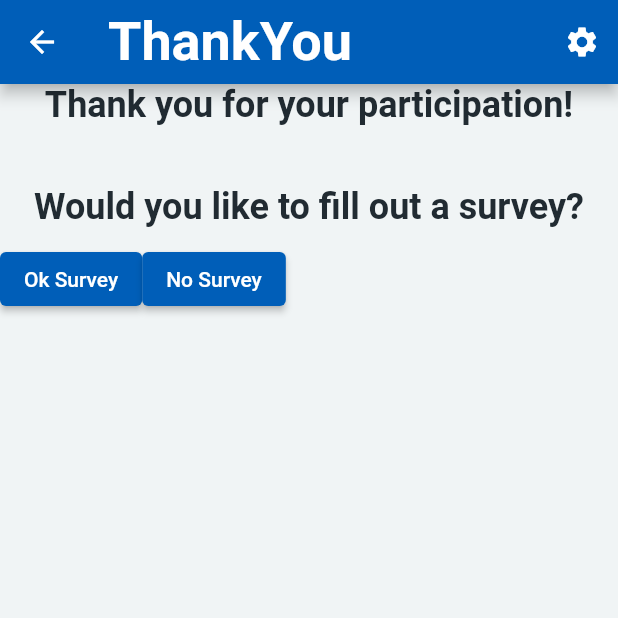
After one commit to MedicalEase/medical_consent_app, a Flutter app: the ThankYouView screen opened by its route, after a tap on "Ok Survey", on a phone screen of 412 x 824 dp, the top half of it. The commit adds this screen. Run offline on Flutter 3.47's test engine with Material 2 defaults, Android fonts, the phone set to English and light mode, and no system bars; our stand-ins replace get_it, i18n_extension, video_player; missing offline and left inert: dart:html; generated files the repository leaves out were written again; Roboto replaces fonts that are missing (Frutiger).

```diff
--- a/consent_app/consent_app/lib/src/app.dart
+++ b/consent_app/consent_app/lib/src/app.dart
@@ -1,6 +1,7 @@
 import 'package:consent_app/src/language_chooser_feature/language_item_list_view.dart';
 import 'package:consent_app/src/procedure_chooser_feature/procedure_item_list_view.dart';
 import 'package:consent_app/src/summary_feature/summary_view.dart';
+import 'package:consent_app/src/thank_you/thank_you.dart';
 import 'package:consent_app/src/video_player_feature/video_item_dataclass.dart';
 import 'package:flutter/material.dart';
 import 'package:flutter_gen/gen_l10n/app_localizations.dart';
@@ -109,7 +110,9 @@ class MyApp extends StatelessWidget {
                   case SettingsView.routeName:
                     return SettingsView(controller: settingsController);
                   case SummaryView.routeName:
-                    return SummaryView();
+                    return const SummaryView();
+                    case ThankYouView.routeName:
+                    return const ThankYouView();
                   case VideoItemDetailsView.routeName:
                     final value = routeSettings.arguments as int;
                     print('VideoItemDetailsView.routeName value: $value');
--- /dev/null
+++ b/consent_app/consent_app/lib/src/thank_you/thank_you.dart
@@ -0,0 +1,61 @@
+import 'package:consent_app/src/procedure_chooser_feature/procedure_item_list_view.dart';
+import 'package:consent_app/src/procedure_chooser_feature/procedure_item_list_view.i18n.dart';
+import 'package:consent_app/src/summary_feature/summary_view.dart';
+import 'package:flutter/material.dart';
+
+import '../../main.dart';
+import '../settings/settings_view.dart';
+import '../video_player_feature/video_item_list_view.dart';
+
+class ThankYouView extends StatelessWidget {
+  const ThankYouView({super.key});
+
+  static const routeName = '/thankyou';
+
+  @override
+  Widget build(BuildContext context) {
+    Store store = locator<Store>();
+    return Scaffold(
+        appBar: AppBar(
+          title: Text('ThankYou'.i18n),
+          actions: [
+            IconButton(
+              icon: const Icon(Icons.settings),
+              onPressed: () {
+                // Navigate to the settings page. If the user leaves and returns
+                // to the app after it has been killed while running in the
+                // background, the navigation stack is restored.
+                Navigator.restorablePushNamed(context, SettingsView.routeName);
+              },
+            ),
+          ],
+        ),
+        body: Center(
+            child: Column(children: [
+          Text('Thank you for your participation!'.i18n),
+          const SizedBox(height: 40),
+          Text('Would you like to fill out a survey?'.i18n),
+          const SizedBox(height: 10),
+          Row(
+            children: [
+              ElevatedButton(
+                onPressed: () {
+                  store.choices.add('survey');
+                },
+                child: Text('Ok Survey'.i18n),
+              ),
+              ElevatedButton(
+                onPressed: () {
+                  store.choices.add('No survey');
+                  Navigator.restorablePushNamed(
+                    context,
+                    SummaryView.routeName,
+                  );
+                },
+                child: Text('No Survey'.i18n),
+              )
+            ],
+          )
+        ])));
+  }
+}
```
Also changed, not shown: consent_app/consent_app/lib/src/video_player_feature/video_item_details_view.dart (+26 -7 lines).
